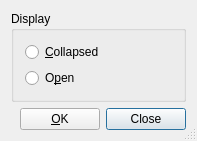
Old version of the form src/frontends/qt4/ui/ERTUi.ui in the repository cburschka/lyx.
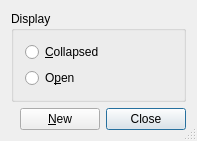
New version of the form.

Commit message: ERT and Box insets: simplify dialog creation and don't hide the dialogs upon destruction anymore

Patch:
```diff
--- a/src/frontends/qt4/ui/ERTUi.ui
+++ b/src/frontends/qt4/ui/ERTUi.ui
@@ -85,11 +85,17 @@
       </spacer>
      </item>
      <item>
-      <widget class="QPushButton" name="okPB" >
-       <property name="text" >
-        <string>&amp;OK</string>
+      <widget class="QPushButton" name="newPB">
+       <property name="toolTip">
+        <string/>
        </property>
-       <property name="default" >
+       <property name="text">
+        <string>&amp;New</string>
+       </property>
+       <property name="autoDefault">
+        <bool>false</bool>
+       </property>
+       <property name="default">
         <bool>false</bool>
        </property>
       </widget>
```
Left out of the diff: 77 changed lines with no effect on the pictures. The commit also changes 4 other files.
